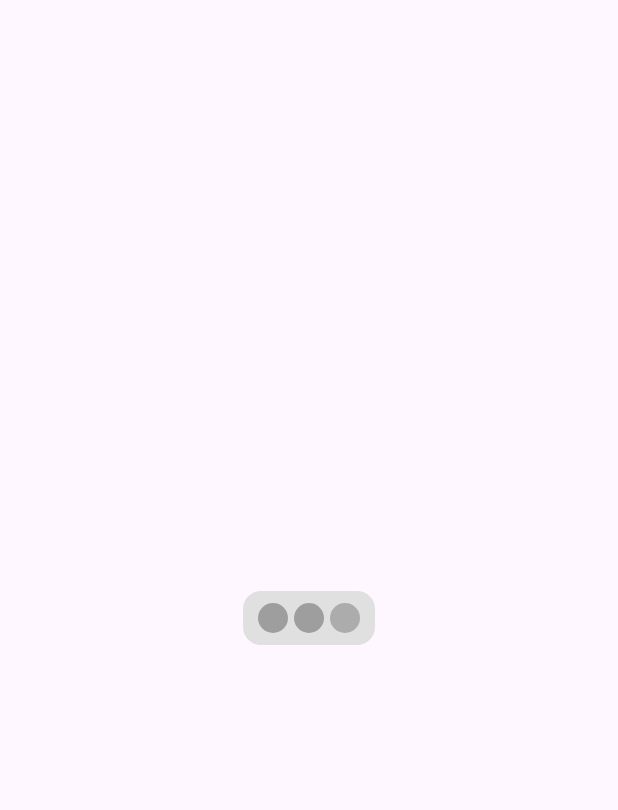
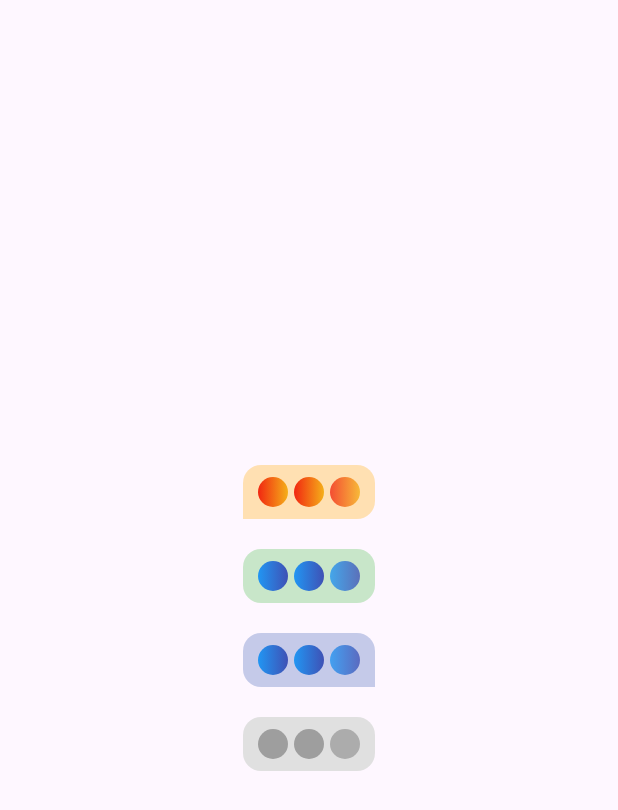
Before and after one commit to tusharhow/flutter-typing-indicator, a Flutter app: the screen it shows after launch, on a phone screen of 412 x 824 dp. Shown: the top 810 px of the screen. Run offline on Flutter 3.47's test engine with Material 3 defaults, Android fonts, the phone set to English and light mode, and no system bars.

Commit message:
Indicator corner radius is now configurable. Also added demo and updated example.

```diff
--- a/example/lib/main.dart
+++ b/example/lib/main.dart
@@ -26,16 +26,78 @@ class MyHomePage extends StatelessWidget {
 
   @override
   Widget build(BuildContext context) {
-    return const Scaffold(
-      body: Center(
-        child: TypingIndicator(
-          dotSize: 20,
-          dotGradient: LinearGradient(
-            colors: [Colors.red, Colors.yellow],
-            begin: Alignment.centerLeft,
-            end: Alignment.centerRight,
+    return Scaffold(
+      body: Column(
+        mainAxisAlignment: MainAxisAlignment.center,
+        crossAxisAlignment: CrossAxisAlignment.center,
+        children: [
+          Center(
+            child: TypingIndicator(
+              dotSize: 20,
+              isGradient: true,
+              backgroundColor: Colors.orange.shade100,
+              borderRadius: const BorderRadius.only(
+                topLeft: Radius.circular(12),
+                topRight: Radius.circular(12),
+                bottomLeft: Radius.circular(0),
+                bottomRight: Radius.circular(12),
+              ),
+              dotGradient: const LinearGradient(
+                colors: [
+                  Color(0xFFF12711),
+                  Color(0xFFF5AF19),
+                ],
+                begin: Alignment.centerLeft,
+                end: Alignment.centerRight,
+              ),
+            ),
           ),
-        ),
+          const SizedBox(height: 20),
+          Center(
+            child: TypingIndicator(
+              dotSize: 20,
+              isGradient: true,
+              backgroundColor: Colors.green.shade100,
+              dotGradient: const LinearGradient(
+                colors: [
+                  Colors.blue,
+                  Colors.indigo,
+                ],
+                begin: Alignment.centerLeft,
+                end: Alignment.centerRight,
+              ),
+            ),
+          ),
+          const SizedBox(height: 20),
+          Center(
+            child: TypingIndicator(
+              dotSize: 20,
+              isGradient: true,
+              backgroundColor: Colors.indigo.shade100,
+              borderRadius: const BorderRadius.only(
+                topLeft: Radius.circular(12),
+                topRight: Radius.circular(12),
+                bottomLeft: Radius.circular(12),
+                bottomRight: Radius.circular(0),
+              ),
+              dotGradient: const LinearGradient(
+                colors: [
+                  Colors.blue,
+                  Colors.indigo,
+                ],
+                begin: Alignment.centerLeft,
+                end: Alignment.centerRight,
+              ),
+            ),
+          ),
+          const SizedBox(height: 20),
+          const Center(
+            child: TypingIndicator(
+              dotSize: 20,
+              isGradient: false,
+            ),
+          ),
+        ],
       ),
     );
   }
--- a/lib/flutter_typing_indicator.dart
+++ b/lib/flutter_typing_indicator.dart
@@ -27,7 +27,12 @@ class TypingIndicator extends StatefulWidget {
     this.dotCount = 3,
     this.duration = const Duration(milliseconds: 1000),
     this.padding = 8.0,
-    this.borderRadius = const BorderRadius.all(Radius.circular(12.0)),
+    this.borderRadius = const BorderRadius.only(
+      topLeft: Radius.circular(12),
+      topRight: Radius.circular(12),
+      bottomLeft: Radius.circular(12),
+      bottomRight: Radius.circular(12),
+    ),
     this.dotShape = BoxShape.circle,
     this.dotShadow = const [],
     this.dotBorder = const Border(),
--- a/pubspec.yaml
+++ b/pubspec.yaml
@@ -1,6 +1,6 @@
 name: flutter_typing_indicator
 description: A Flutter package to show typing indicator in chat screen.
-version: 0.0.1
+version: 0.0.2
 homepage: https://github.com/tusharhow/flutter-typing-indicator
 
 environment:
```
Also changed, not shown: 2 other files.
